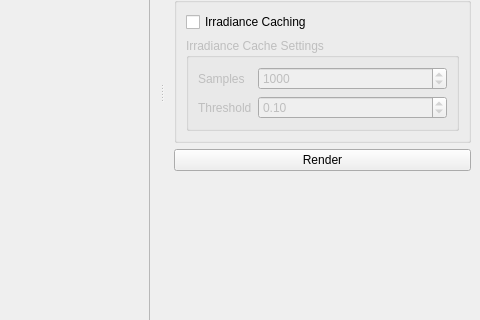
mattfischer/raytrace, file App/MainWindow.ui: the form before one commit; both pictures show x 665 to 1145 and y 227 to 547 of the 1145 by 660 pixel window.
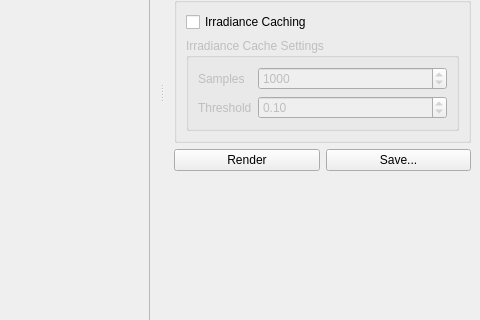
The form after the commit.

Diff of the .ui file:
```diff
--- a/App/MainWindow.ui
+++ b/App/MainWindow.ui
@@ -270,11 +270,22 @@
       </widget>
      </item>
      <item>
+      <layout class="QHBoxLayout" name="horizontalLayout_3">
+       <item>
       <widget class="QPushButton" name="render">
        <property name="text">
         <string>Render</string>
        </property>
       </widget>
+       </item>
+       <item>
+        <widget class="QPushButton" name="save">
+         <property name="text">
+          <string>Save...</string>
+         </property>
+        </widget>
+       </item>
+      </layout>
      </item>
      <item>
       <spacer name="verticalSpacer">
```
Lines whose indentation alone changed are shown as unchanged.
